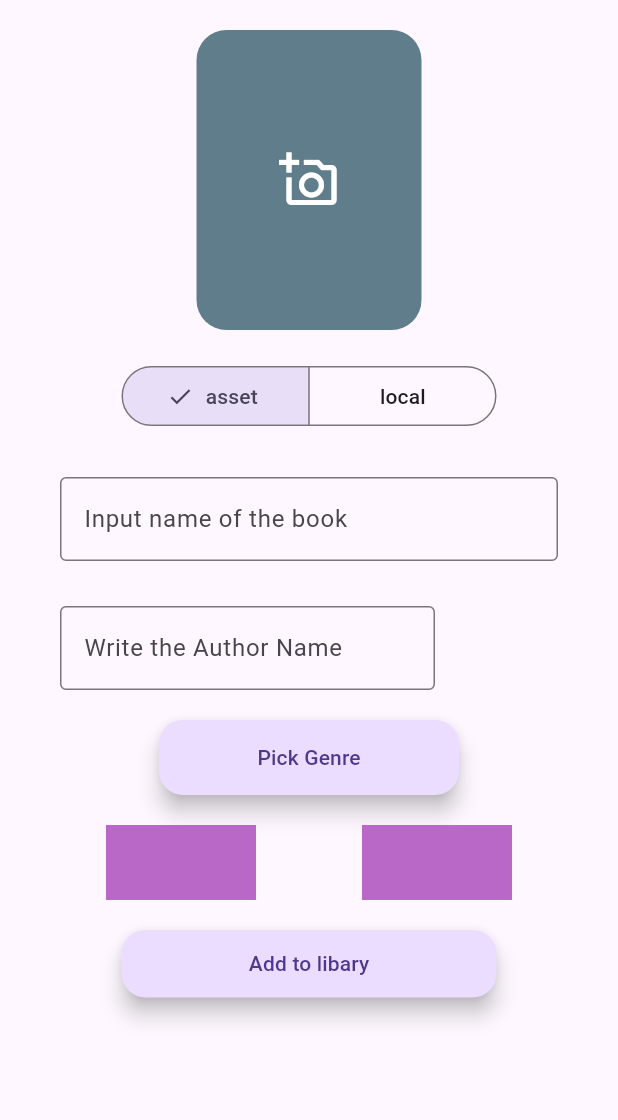
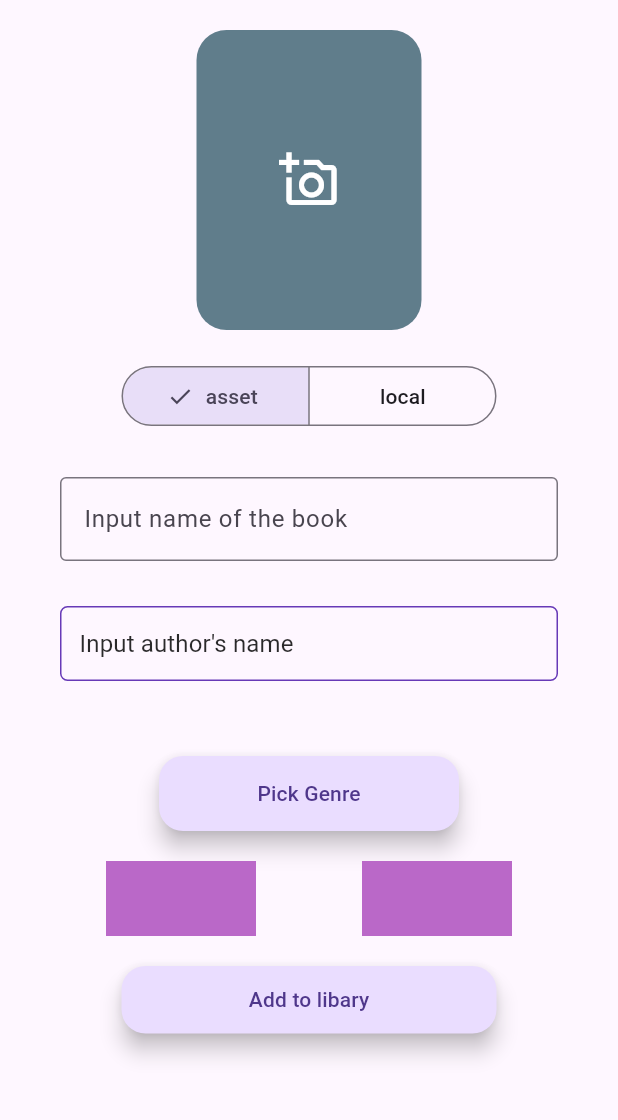
Before and after one commit to Romeo-Romario/Bookies, a Flutter app: the BookAddingPage screen opened by its route, on a phone screen of 412 x 824 dp, the part 84-1204 px from its top. Run offline on Flutter 3.47's test engine with Material 3 defaults, Android fonts, the phone set to English and light mode, and no system bars; our stand-ins replace dashed_circular_progress_bar, drift, drift_flutter, flutter_rating, image_cropper, image_picker and 1 more; accounts and stored records are empty; generated files the repository leaves out were written again.

Commit message:
Start designing authors search bar

```diff
--- a/bookies/lib/pages/book_adding_page.dart
+++ b/bookies/lib/pages/book_adding_page.dart
@@ -1,4 +1,5 @@
 import 'package:bookies/services/modules/adding_page_view/models/image_saver.dart';
+import 'package:bookies/services/modules/adding_page_view/widgets/author_picker_dialog.dart';
 import 'package:bookies/services/modules/adding_page_view/widgets/image_picker.dart';
 import 'package:bookies/services/shared/custom_enums/image_source_type.dart';
 import 'package:flutter/material.dart';
@@ -12,12 +13,11 @@ class BookAddingPage extends StatefulWidget {
 
 class _BookAddingPageState extends State<BookAddingPage> {
   final bookNameController = TextEditingController();
-  final bookAuthorController = TextEditingController();
+  ImageSourceType imageSourceType = ImageSourceType.asset;
+  String? imagePath;
+  String? author;
 
-  String? imagePath;
-  ImageSourceType imageSourceType = ImageSourceType.asset;
-
-  //TODO: Remove ImageSaver
+  //TODO: use ImageSaver
   ImageSaver _imageSaver = ImageSaver();
   @override
   Widget build(BuildContext context) {
@@ -51,20 +51,40 @@ class _BookAddingPageState extends State<BookAddingPage> {
                 ),
               ),
               Padding(
-                padding: const EdgeInsets.fromLTRB(40, 30, 40, 0),
-                child: Row(
-                  mainAxisAlignment: MainAxisAlignment.start,
-                  children: [
-                    Container(
-                      width: 250,
-                      child: TextFormField(
-                        controller: bookAuthorController,
-                        decoration: const InputDecoration(
-                            border: OutlineInputBorder(),
-                            labelText: 'Write the Author Name'),
+                padding:
+                    const EdgeInsets.symmetric(horizontal: 40, vertical: 30),
+                child: Container(
+                  height: 50,
+                  constraints: BoxConstraints(minWidth: double.infinity),
+                  decoration: BoxDecoration(
+                    color: Color(int.parse("0xFFfef7ff")),
+                    borderRadius: BorderRadius.circular(5),
+                    border: Border.all(color: Colors.deepPurple),
+                  ),
+                  child: TextButton(
+                    // TODO: add dialog
+                    onPressed: () async {
+                      //TODO: Save the image that will be used by book
+                      author = await AuthorPickerDialog.showAsDialog(
+                          context: context);
+                    },
+                    style: TextButton.styleFrom(
+                      backgroundColor: Colors.transparent,
+                      shape: RoundedRectangleBorder(
+                        borderRadius: BorderRadius.circular(5),
                       ),
                     ),
-                  ],
+                    child: Align(
+                      alignment: Alignment.centerLeft,
+                      child: Text(
+                        "Input author's name",
+                        style: TextStyle(
+                            color: const Color.fromARGB(213, 0, 0, 0),
+                            fontSize: 16,
+                            fontWeight: FontWeight.w400),
+                      ),
+                    ),
+                  ),
                 ),
               ),
               SizedBox(
@@ -104,9 +124,7 @@ class _BookAddingPageState extends State<BookAddingPage> {
                 width: 250,
                 height: 45,
                 child: FloatingActionButton(
-                    onPressed: () {
-                      //TODO: Save the image that will be used by book
-                    },
+                    onPressed: () {},
                     heroTag: UniqueKey(),
                     child: Text("Add to libary")),
               )
```
Also changed, not shown: bookies/lib/services/modules/adding_page_view/widgets/author_picker_dialog.dart (added, +70 -0 lines).
